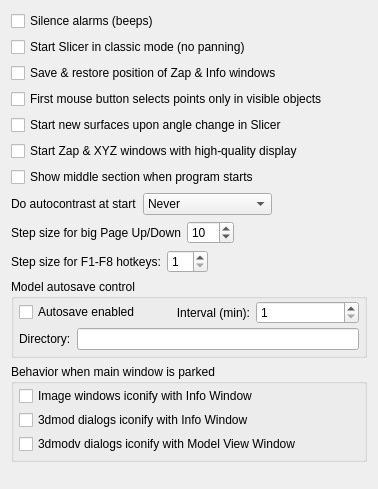
Above: imod/form_behavior.ui from LabShare-Archive/IMOD before the change. Below: the same form after it.
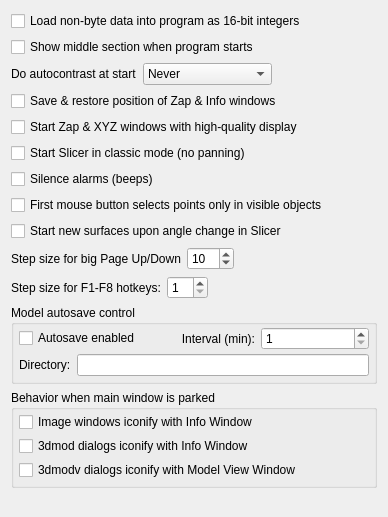
That is the form after the change.

Commit message: Changes for ushort loading

Patch:
```diff
--- a/imod/form_behavior.ui
+++ b/imod/form_behavior.ui
@@ -5,8 +5,8 @@
    <rect>
     <x>0</x>
     <y>0</y>
-    <width>378</width>
-    <height>489</height>
+    <width>388</width>
+    <height>517</height>
    </rect>
   </property>
   <property name="windowTitle" >
@@ -14,53 +14,12 @@
   </property>
   <layout class="QVBoxLayout" name="verticalLayout" >
    <item>
-    <widget class="QCheckBox" name="silenceBox" >
+    <widget class="QCheckBox" name="loadUshortBox" >
      <property name="toolTip" >
       <string>Turn off the beep for error mesages</string>
      </property>
      <property name="text" >
-      <string>Silence alarms (beeps)</string>
-     </property>
-    </widget>
-   </item>
-   <item>
-    <widget class="QCheckBox" name="classicBox" >
-     <property name="text" >
-      <string>Start Slicer in classic mode (no panning)</string>
-     </property>
-    </widget>
-   </item>
-   <item>
-    <widget class="QCheckBox" name="geomCheckBox" >
-     <property name="text" >
-      <string>Save &amp;&amp; restore position of Zap &amp;&amp; Info windows</string>
-     </property>
-    </widget>
-   </item>
-   <item>
-    <widget class="QCheckBox" name="selectONcheckBox" >
-     <property name="toolTip" >
-      <string>Ignore objects that are OFF when attaching with mouse</string>
-     </property>
-     <property name="text" >
-      <string>First mouse button selects points only in visible objects</string>
-     </property>
-    </widget>
-   </item>
-   <item>
-    <widget class="QCheckBox" name="slicerNewSurfBox" >
-     <property name="toolTip" >
-      <string>When modeling closed contours in slicer, start a new surface when the angle changes</string>
-     </property>
-     <property name="text" >
-      <string>Start new surfaces upon angle change in Slicer</string>
-     </property>
-    </widget>
-   </item>
-   <item>
-    <widget class="QCheckBox" name="startInHQBox" >
-     <property name="text" >
-      <string>Start Zap &amp;&amp; XYZ windows with high-quality display</string>
+      <string>Load non-byte data into program as 16-bit integers</string>
      </property>
     </widget>
    </item>
@@ -126,6 +85,57 @@
      </item>
     </layout>
    </item>
+   <item>
+    <widget class="QCheckBox" name="geomCheckBox" >
+     <property name="text" >
+      <string>Save &amp;&amp; restore position of Zap &amp;&amp; Info windows</string>
+     </property>
+    </widget>
+   </item>
+   <item>
+    <widget class="QCheckBox" name="startInHQBox" >
+     <property name="text" >
+      <string>Start Zap &amp;&amp; XYZ windows with high-quality display</string>
+     </property>
+    </widget>
+   </item>
+   <item>
+    <widget class="QCheckBox" name="classicBox" >
+     <property name="text" >
+      <string>Start Slicer in classic mode (no panning)</string>
+     </property>
+    </widget>
+   </item>
+   <item>
+    <widget class="QCheckBox" name="silenceBox" >
+     <property name="toolTip" >
+      <string>Turn off the beep for error mesages</string>
+     </property>
+     <property name="text" >
+      <string>Silence alarms (beeps)</string>
+     </property>
+    </widget>
+   </item>
+   <item>
+    <widget class="QCheckBox" name="selectONcheckBox" >
+     <property name="toolTip" >
+      <string>Ignore objects that are OFF when attaching with mouse</string>
+     </property>
+     <property name="text" >
+      <string>First mouse button selects points only in visible objects</string>
+     </property>
+    </widget>
+   </item>
+   <item>
+    <widget class="QCheckBox" name="slicerNewSurfBox" >
+     <property name="toolTip" >
+      <string>When modeling closed contours in slicer, start a new surface when the angle changes</string>
+     </property>
+     <property name="text" >
+      <string>Start new surfaces upon angle change in Slicer</string>
+     </property>
+    </widget>
+   </item>
    <item>
     <layout class="QHBoxLayout" name="horizontalLayout" >
      <item>
```
Left out of the diff: 2 changed lines with no effect on the pictures. The commit also changes 27 other files.
